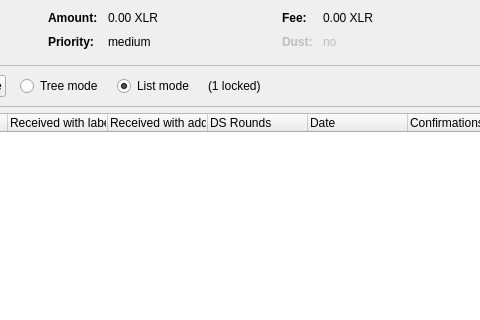
Old version of the form src/qt/forms/coincontroldialog.ui in the repository listedlinked/superbee; both pictures show x 204 to 684 and y 0 to 320 of the 954 by 500 pixel window.
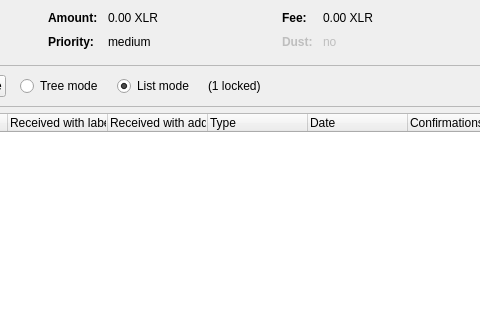
New version of the form. Custom widgets are drawn as their Qt base class.

The edit to the form file:
```diff
--- a/src/qt/forms/coincontroldialog.ui
+++ b/src/qt/forms/coincontroldialog.ui
@@ -477,7 +477,7 @@
      </column>
      <column>
       <property name="text">
-       <string>DS Rounds</string>
+	<string>Type</string>
       </property>
      </column>
      <column>
```
Left out of the diff: 2 changed lines with no effect on the pictures.
